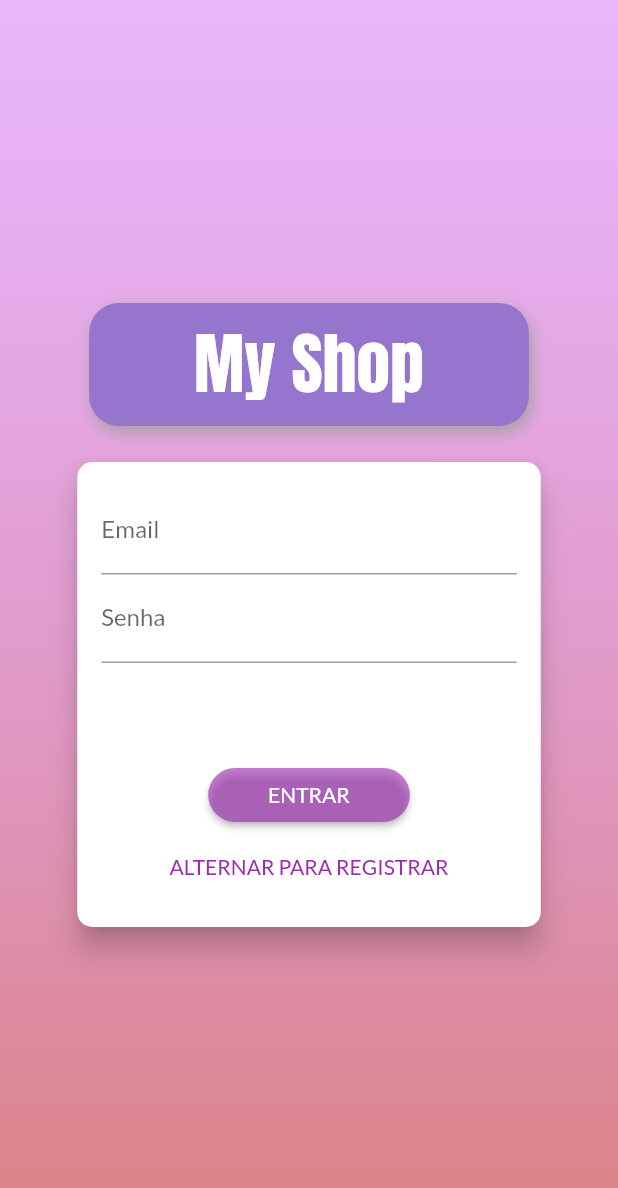
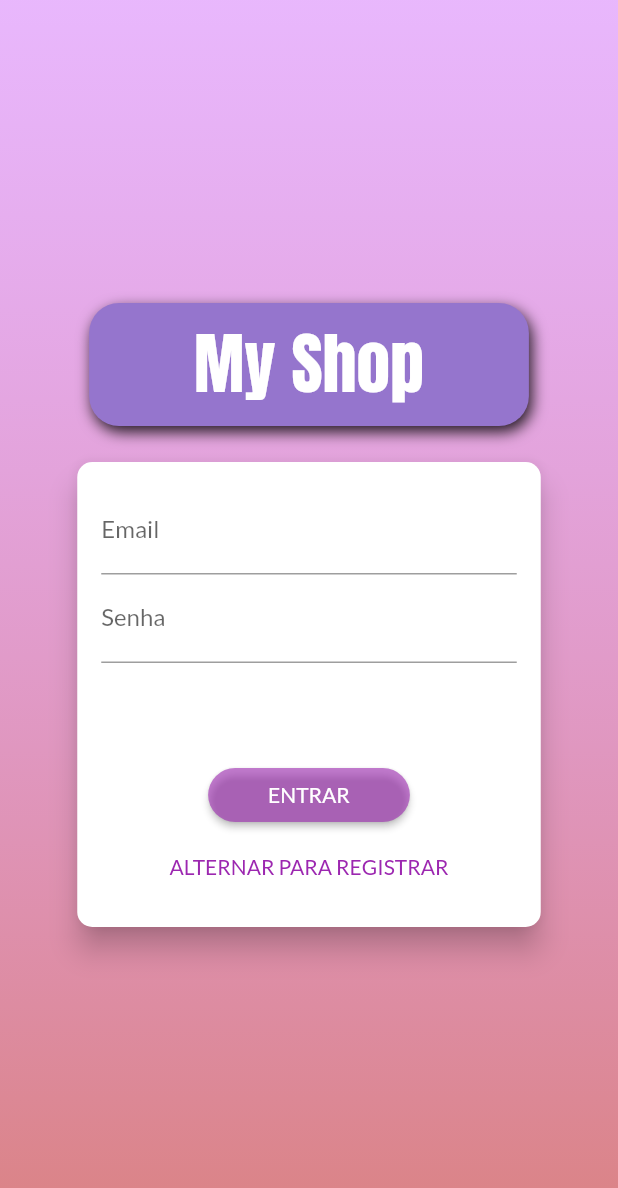
Before and after one commit to gsouza97/myShopApp, a Flutter app: the screen it shows after launch, on a phone screen of 412 x 824 dp. Shown: the top 1188 px of the screen. Run offline on Flutter 3.47's test engine with Material 2 defaults, Android fonts, the phone set to English and light mode, and no system bars.

```diff
--- a/lib/views/auth_screen.dart
+++ b/lib/views/auth_screen.dart
@@ -19,7 +19,9 @@ class AuthScreen extends StatelessWidget {
               ),
             ),
           ),
-          Container(
+          Center(
+            child: SingleChildScrollView(
+              child: Container(
                 width: double.infinity,
                 child: Column(
                   mainAxisAlignment: MainAxisAlignment.center,
@@ -33,7 +35,7 @@ class AuthScreen extends StatelessWidget {
                           color: Colors.deepPurple.shade300,
                           boxShadow: [
                             BoxShadow(
-                          color: Colors.grey.withOpacity(0.9),
+                              color: Colors.black.withOpacity(0.85),
                               blurRadius: 8,
                               offset: Offset(2, 4),
                             )
@@ -41,7 +43,8 @@ class AuthScreen extends StatelessWidget {
                       child: Text(
                         'My Shop',
                         style: TextStyle(
-                      color: Theme.of(context).accentTextTheme.headline6.color,
+                          color:
+                              Theme.of(context).accentTextTheme.headline6.color,
                           fontSize: 45,
                           fontFamily: 'Anton',
                         ),
@@ -50,6 +53,8 @@ class AuthScreen extends StatelessWidget {
                     AuthCard(),
                   ],
                 ),
+              ),
+            ),
           )
         ],
       ),
--- a/lib/widgets/auth_card.dart
+++ b/lib/widgets/auth_card.dart
@@ -19,6 +19,7 @@ class _AuthCardState extends State<AuthCard> {
     'email': '',
     'password': '',
   };
+
 
   void _showErrorDialog(String msg) {
     showDialog(
@@ -101,7 +102,9 @@ class _AuthCardState extends State<AuthCard> {
       shape: RoundedRectangleBorder(
         borderRadius: BorderRadius.circular(10),
       ),
-      child: Container(
+      child: AnimatedContainer(
+        duration: Duration(milliseconds: 300),
+        curve: Curves.linearToEaseOut,
         padding: EdgeInsets.all(16),
         width: mediaQuery.width * 0.75,
         height: _authMode == AuthMode.Login ? 310 : 370,
--- a/pubspec.yaml
+++ b/pubspec.yaml
@@ -44,8 +44,8 @@ flutter:
   uses-material-design: true
 
   # To add assets to your application, add an assets section, like this:
-  # assets:
-  #  - images/a_dot_burr.jpeg
+  assets:
+   - assets/images/product-placeholder.png
   #  - images/a_dot_ham.jpeg
 
   # An image asset can refer to one or more resolution-specific "variants", see
```
Also changed, not shown: lib/views/product_detail_screen.dart (+6 -3 lines), lib/widgets/order_widget.dart (+11 -4 lines), lib/widgets/product_grid_item.dart (+8 -3 lines), lib/widgets/product_item.dart (+4 -5 lines), assets/images/product-placeholder.png (added). Lines whose indentation alone changed are shown as unchanged.
